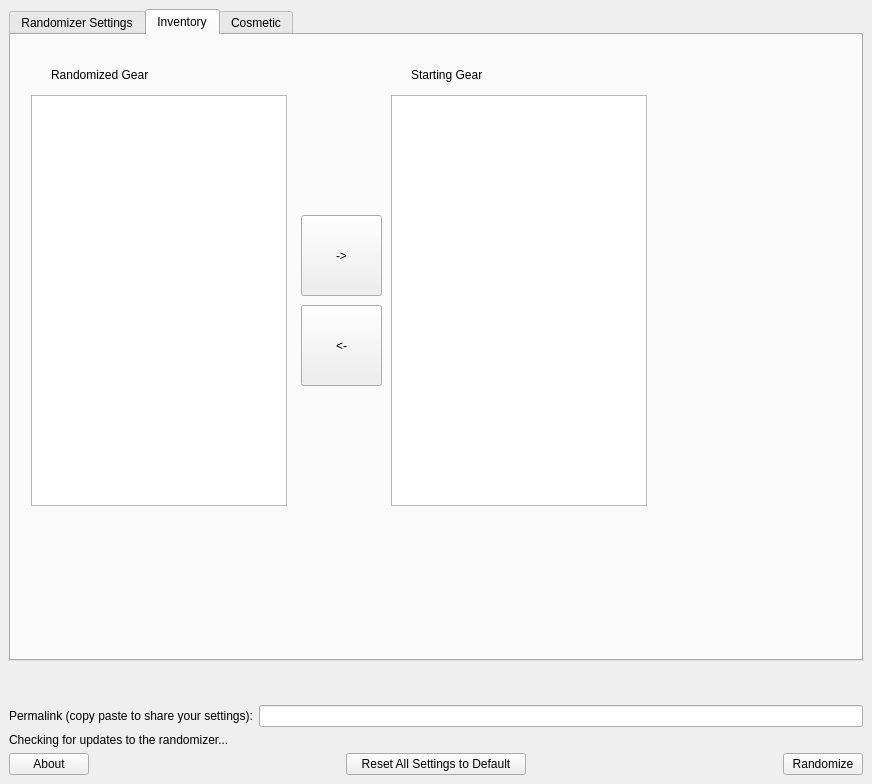
This is wwr_ui/randomizer_window.ui in LagoLunatic/wwrando as Qt 5 draws it before an edit. The edited form follows.
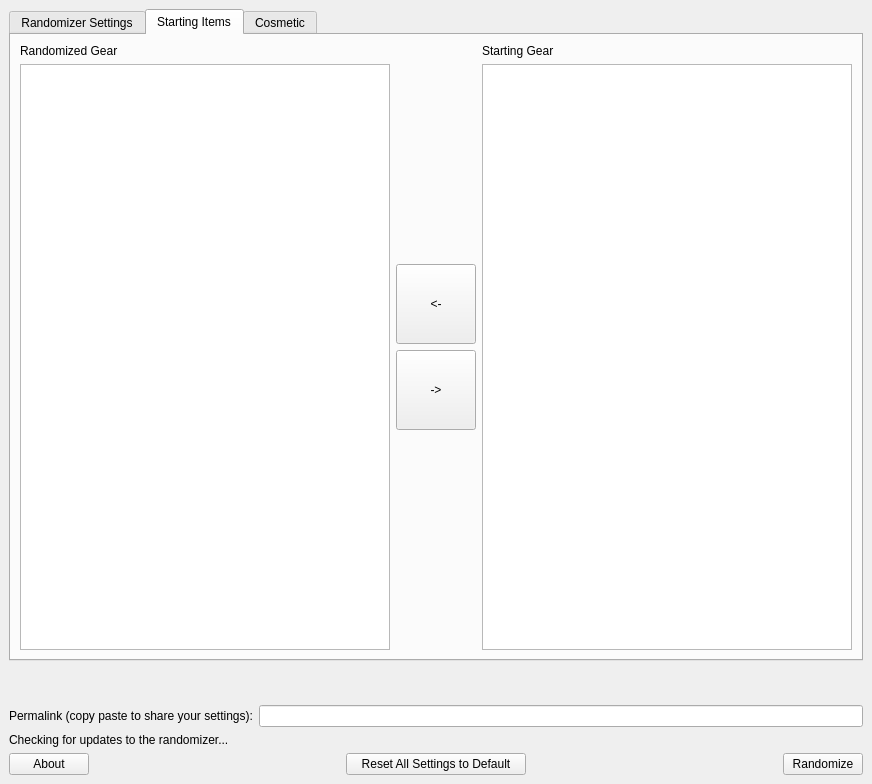
This is the edited form. The open tabs and pages were chosen to show the change.

Commit message:
Use layouts for starting items tab
This way it looks good without leaving empty space regardless of the window size/user's DPI setting

```diff
--- a/wwr_ui/randomizer_window.ui
+++ b/wwr_ui/randomizer_window.ui
@@ -562,17 +562,20 @@
             <bool>true</bool>
            </property>
            <attribute name="title">
-            <string>Inventory</string>
+            <string>Starting Items</string>
            </attribute>
+           <layout class="QHBoxLayout" name="horizontalLayout_9">
+            <item>
+             <layout class="QVBoxLayout" name="verticalLayout_7">
+              <item>
+               <widget class="QLabel" name="label_for_randomized_gear">
+                <property name="text">
+                 <string>Randomized Gear</string>
+                </property>
+               </widget>
+              </item>
+              <item>
            <widget class="QListView" name="randomized_gear">
-            <property name="geometry">
-             <rect>
-              <x>20</x>
-              <y>60</y>
-              <width>256</width>
-              <height>411</height>
-             </rect>
-            </property>
             <property name="editTriggers">
              <set>QAbstractItemView::NoEditTriggers</set>
             </property>
@@ -580,74 +583,87 @@
              <enum>QAbstractItemView::ExtendedSelection</enum>
             </property>
            </widget>
-           <widget class="QListView" name="starting_gear">
-            <property name="geometry">
-             <rect>
-              <x>380</x>
-              <y>60</y>
-              <width>256</width>
-              <height>411</height>
-             </rect>
-            </property>
-            <property name="editTriggers">
-             <set>QAbstractItemView::NoEditTriggers</set>
-            </property>
-            <property name="selectionMode">
-             <enum>QAbstractItemView::ExtendedSelection</enum>
-            </property>
-           </widget>
-           <widget class="QPushButton" name="add_gear">
-            <property name="geometry">
-             <rect>
-              <x>290</x>
-              <y>180</y>
-              <width>81</width>
-              <height>81</height>
-             </rect>
-            </property>
-            <property name="text">
-             <string>-&gt;</string>
-            </property>
-           </widget>
+              </item>
+             </layout>
+            </item>
+            <item>
+             <layout class="QVBoxLayout" name="verticalLayout_8">
+              <item>
+               <spacer name="verticalSpacer_3">
+                <property name="orientation">
+                 <enum>Qt::Vertical</enum>
+                </property>
+                <property name="sizeHint" stdset="0">
+                 <size>
+                  <width>20</width>
+                  <height>40</height>
+                 </size>
+                </property>
+               </spacer>
+              </item>
+              <item>
            <widget class="QPushButton" name="remove_gear">
-            <property name="geometry">
-             <rect>
-              <x>290</x>
-              <y>270</y>
-              <width>81</width>
-              <height>81</height>
-             </rect>
+                <property name="minimumSize">
+                 <size>
+                  <width>0</width>
+                  <height>80</height>
+                 </size>
             </property>
             <property name="text">
              <string>&lt;-</string>
             </property>
            </widget>
-           <widget class="QLabel" name="label_for_randomized_gear">
-            <property name="geometry">
-             <rect>
-              <x>40</x>
-              <y>30</y>
-              <width>161</width>
-              <height>19</height>
-             </rect>
+              </item>
+              <item>
+               <widget class="QPushButton" name="add_gear">
+                <property name="minimumSize">
+                 <size>
+                  <width>0</width>
+                  <height>80</height>
+                 </size>
             </property>
             <property name="text">
-             <string>Randomized Gear</string>
-            </property>
-           </widget>
+                 <string>-&gt;</string>
+                </property>
+               </widget>
+              </item>
+              <item>
+               <spacer name="verticalSpacer_4">
+                <property name="orientation">
+                 <enum>Qt::Vertical</enum>
+                </property>
+                <property name="sizeHint" stdset="0">
+                 <size>
+                  <width>20</width>
+                  <height>40</height>
+                 </size>
+                </property>
+               </spacer>
+              </item>
+             </layout>
+            </item>
+            <item>
+             <layout class="QVBoxLayout" name="verticalLayout_9">
+              <item>
            <widget class="QLabel" name="label_for_starting_gear">
-            <property name="geometry">
-             <rect>
-              <x>400</x>
-              <y>30</y>
-              <width>161</width>
-              <height>19</height>
-             </rect>
-            </property>
             <property name="text">
              <string>Starting Gear</string>
             </property>
            </widget>
+              </item>
+              <item>
+               <widget class="QListView" name="starting_gear">
+                <property name="editTriggers">
+                 <set>QAbstractItemView::NoEditTriggers</set>
+                </property>
+                <property name="selectionMode">
+                 <enum>QAbstractItemView::ExtendedSelection</enum>
+                </property>
+               </widget>
+              </item>
+             </layout>
+            </item>
+           </layout>
           </widget>
           <widget class="QWidget" name="tab_2">
            <attribute name="title">
```
Lines whose indentation alone changed are shown as unchanged. The commit also changes 1 other file.
